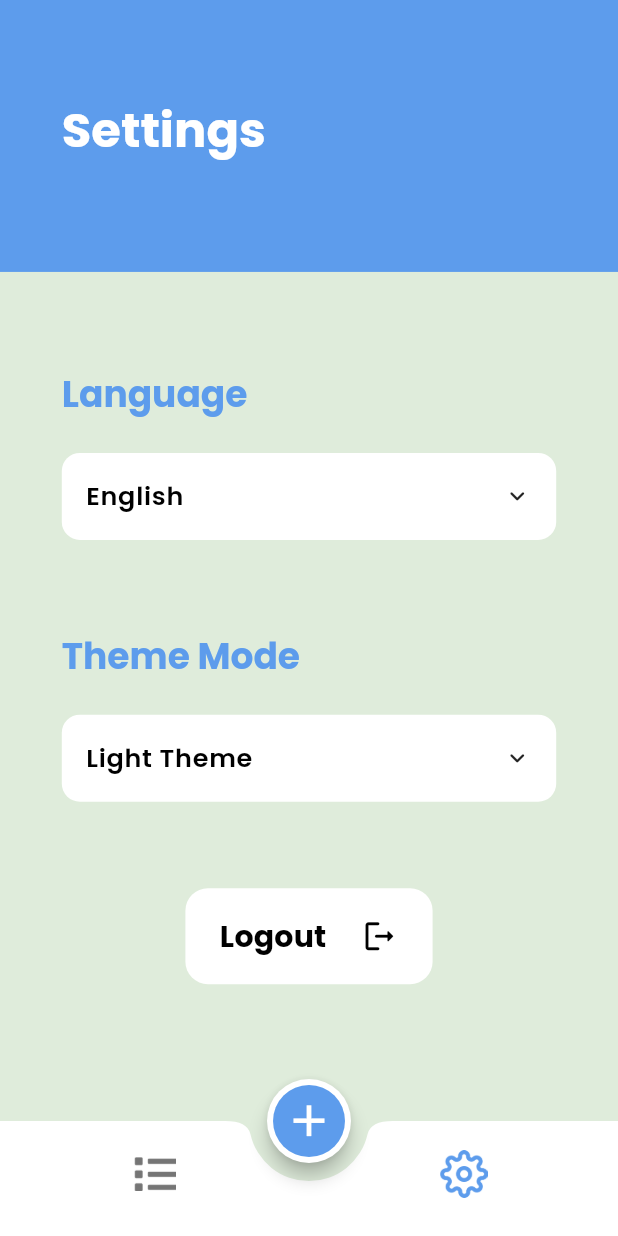
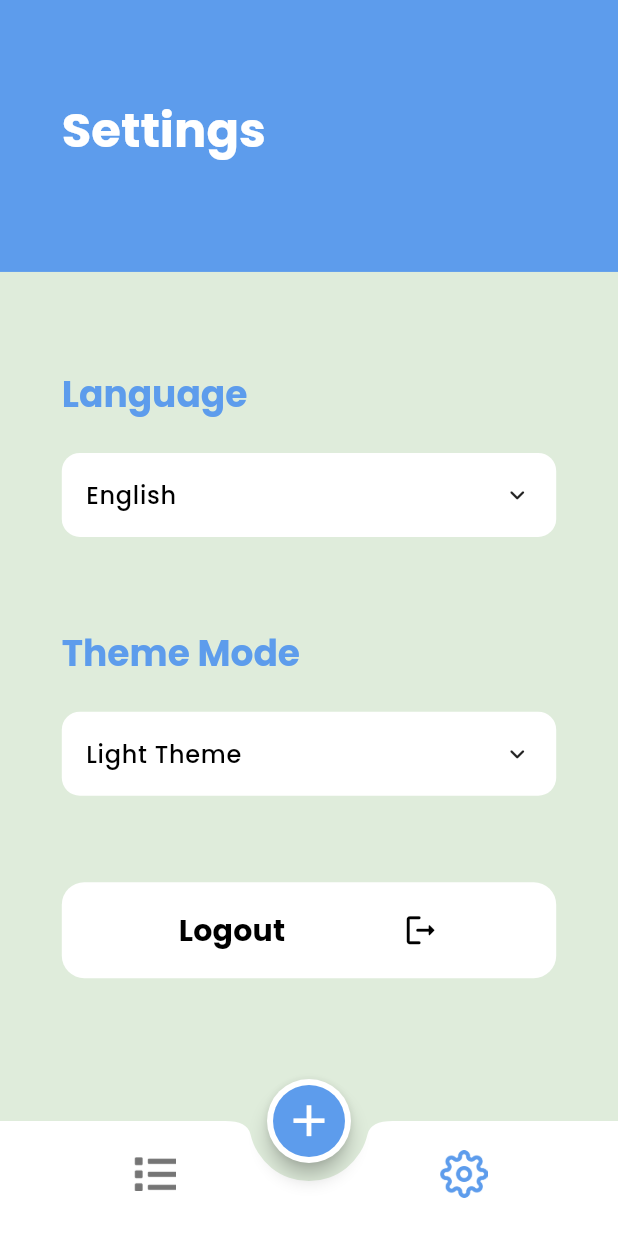
Before and after one commit to Al-Hussein-Mohamed/TODO-App, a Flutter app: the LayoutView screen opened by its route, item 2 of the bottom bar chosen, on a phone screen of 412 x 824 dp. Run offline on Flutter 3.47's test engine with Material 3 defaults, Android fonts, the phone set to English and light mode, and no system bars; drawn by our look-alikes of animated_custom_dropdown; our stand-ins replace bot_toast, cloud_firestore, easy_date_timeline, firebase_auth, firebase_core, flutter_easyloading and 2 more; accounts and stored records are empty; generated files the repository leaves out were written again.

```diff
--- a/lib/features/layout_view.dart
+++ b/lib/features/layout_view.dart
@@ -35,6 +35,7 @@ class _LayoutViewState extends State<LayoutView> {
         onPressed: () {
           showModalBottomSheet(
             isScrollControlled: true,
+            shape: RoundedRectangleBorder(borderRadius: BorderRadius.circular(13)),
             context: context,
             builder: (context) => const AddTaskBottomSheet(),
           );
--- a/lib/features/settings/settings_view.dart
+++ b/lib/features/settings/settings_view.dart
@@ -72,12 +72,12 @@ class SettingsView extends StatelessWidget {
                   expandedFillColor: secondaryColor,
                   listItemStyle: theme.textTheme.bodyLarge?.copyWith(
                       color: textColor,
-                      fontSize: 17,
-                      fontWeight: FontWeight.w600),
+                      fontSize: 16,
+                      fontWeight: FontWeight.w500),
                   headerStyle: theme.textTheme.bodyLarge?.copyWith(
                       color: textColor,
-                      fontSize: 17,
-                      fontWeight: FontWeight.w600),
+                      fontSize: 16,
+                      fontWeight: FontWeight.w500),
                 ),
               ),
               SizedBox(
@@ -108,20 +108,18 @@ class SettingsView extends StatelessWidget {
                   expandedFillColor: secondaryColor,
                   listItemStyle: theme.textTheme.bodyLarge?.copyWith(
                       color: textColor,
-                      fontSize: 17,
-                      fontWeight: FontWeight.w600),
+                      fontSize: 16,
+                      fontWeight: FontWeight.w500),
                   headerStyle: theme.textTheme.bodyLarge?.copyWith(
                       color: textColor,
-                      fontSize: 17,
-                      fontWeight: FontWeight.w600),
+                      fontSize: 16,
+                      fontWeight: FontWeight.w500),
                 ),
               ),
               SizedBox(
                 height: screenHeight * 0.07,
               ),
               Container(
-                width: screenWidth * .7,
-                margin: EdgeInsets.symmetric(horizontal: screenWidth * .2),
                 padding: const EdgeInsets.symmetric(vertical: 17),
                 decoration: BoxDecoration(
                   color: secondaryColor,
```
Also changed, not shown: lib/features/tasks/edit_task_view.dart (+6 -2 lines), lib/features/tasks/widgets/add_task_bottom_sheet.dart (+5 -3 lines).
